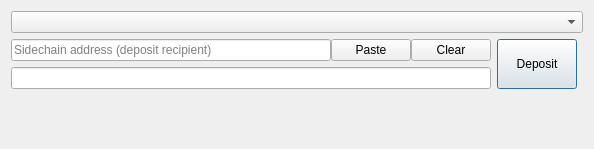
First picture: the form in src/qt/forms/sidechaindepositdialog.ui, repository DriveNetTESTDRIVE/DriveNet, before the edit.
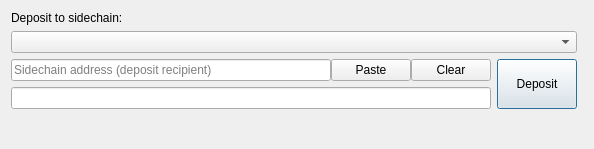
Second picture: the form after the edit. Icons and pictures are not drawn. Custom widgets are drawn as their Qt base class.

Commit message: Update sidechain deposit dialog

The edit to the form file:
```diff
--- a/src/qt/forms/sidechaindepositdialog.ui
+++ b/src/qt/forms/sidechaindepositdialog.ui
@@ -14,21 +14,21 @@
    <string>Dialog</string>
   </property>
   <layout class="QGridLayout" name="gridLayout">
-   <item row="3" column="0">
+   <item row="4" column="0">
     <layout class="QHBoxLayout" name="horizontalLayoutAmount" stretch="0">
      <item>
-      <widget class="BitcoinAmountField" name="payAmount"/>
+      <widget class="BitcoinAmountField" name="payAmount">
+       <property name="sizePolicy">
+        <sizepolicy hsizetype="MinimumExpanding" vsizetype="Fixed">
+         <horstretch>0</horstretch>
+         <verstretch>0</verstretch>
+        </sizepolicy>
+       </property>
+      </widget>
      </item>
     </layout>
    </item>
-   <item row="0" column="0" colspan="3">
-    <widget class="QComboBox" name="comboBoxSidechains">
-     <property name="maxCount">
-      <number>2147483647</number>
-     </property>
-    </widget>
-   </item>
-   <item row="4" column="0" colspan="3">
+   <item row="5" column="0" colspan="3">
     <spacer name="verticalSpacer">
      <property name="orientation">
       <enum>Qt::Vertical</enum>
@@ -44,7 +44,7 @@
      </property>
     </spacer>
    </item>
-   <item row="2" column="0">
+   <item row="3" column="0">
     <layout class="QHBoxLayout" name="payToLayout">
      <property name="spacing">
       <number>0</number>
@@ -86,7 +86,21 @@
      </item>
     </layout>
    </item>
-   <item row="2" column="1" rowspan="2">
+   <item row="0" column="0">
+    <widget class="QLabel" name="label">
+     <property name="text">
+      <string>Deposit to sidechain:</string>
+     </property>
+    </widget>
+   </item>
+   <item row="2" column="0" colspan="2">
+    <widget class="QComboBox" name="comboBoxSidechains">
+     <property name="maxCount">
+      <number>2147483647</number>
+     </property>
+    </widget>
+   </item>
+   <item row="3" column="1" rowspan="2">
     <widget class="QPushButton" name="pushButtonDeposit">
      <property name="sizePolicy">
       <sizepolicy hsizetype="Minimum" vsizetype="Minimum">
```
Left out of the diff: 2 changed lines with no effect on the pictures. The commit also changes 2 other files.
